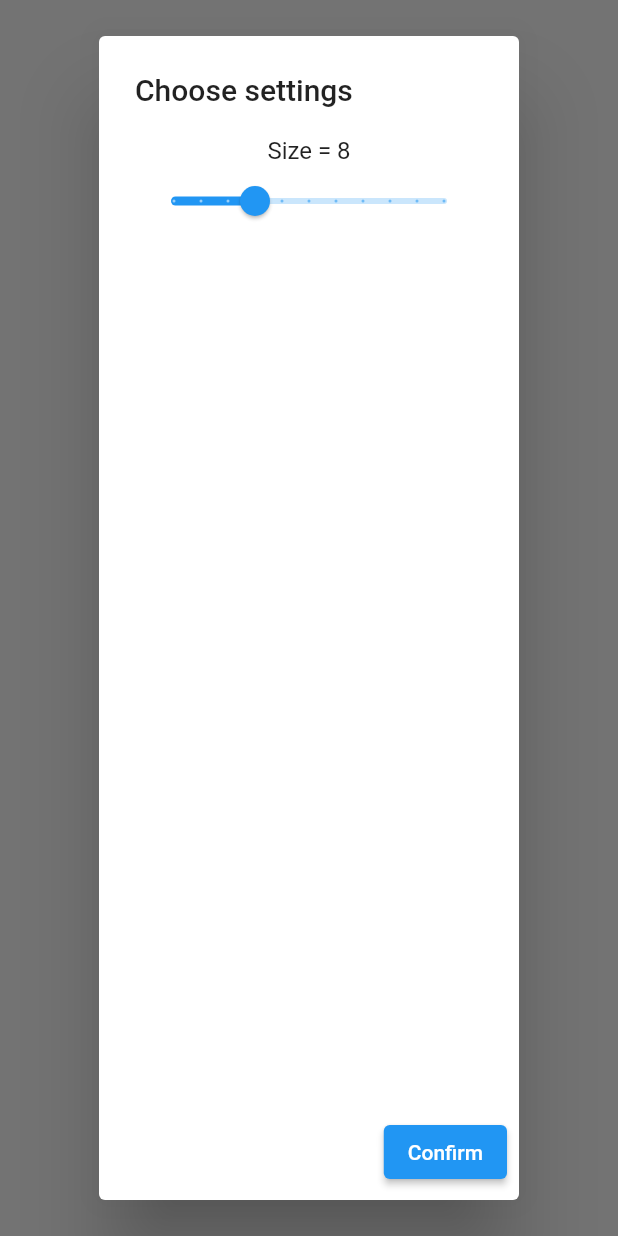
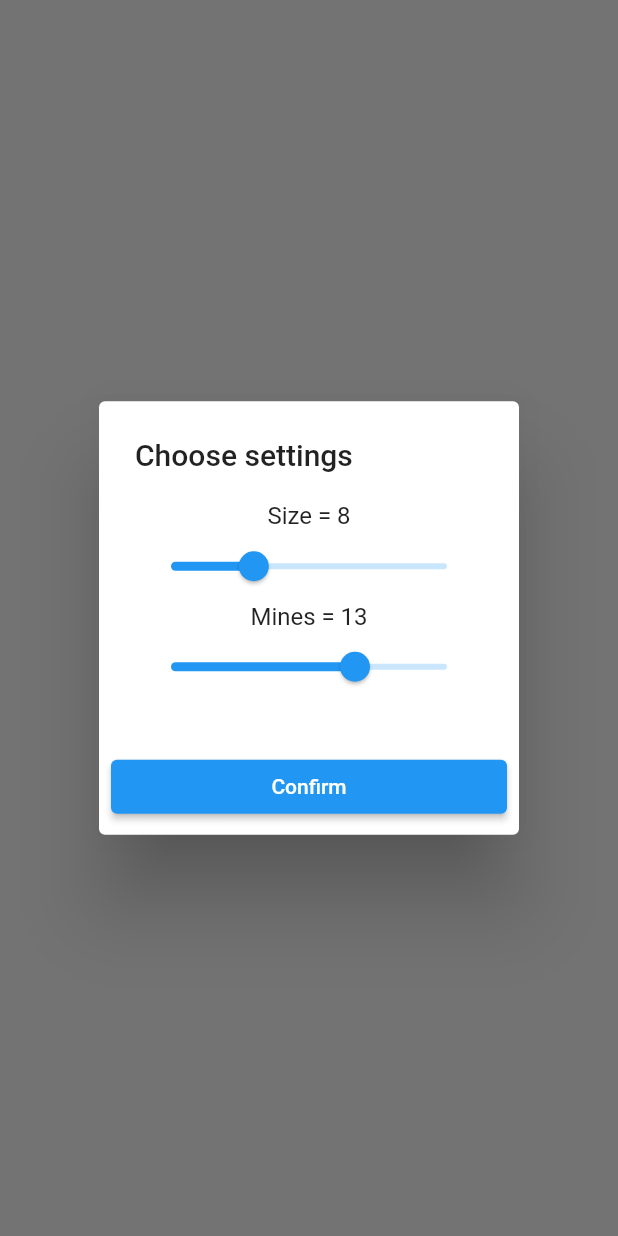
Before and after one commit to dondavide04/mines, a Flutter app: the screen it shows after launch, after a tap on "Start", on a phone screen of 412 x 824 dp. Run offline on Flutter 3.47's test engine with Material 2 defaults, Android fonts, the phone set to English and light mode, and no system bars.

Commit message:
add settings chose

```diff
--- a/lib/main.dart
+++ b/lib/main.dart
@@ -1,6 +1,5 @@
 import 'package:flutter/material.dart';
 import 'package:mines/routes.dart';
-import 'package:mines/routes/game/game.dart';
 import 'package:mines/routes/home/home.dart';
 
 void main() {
@@ -17,7 +16,6 @@ class App extends StatelessWidget {
       initialRoute: '/',
       routes: {
         Routes.home: (_) => const Home(),
-        Routes.game: (_) => const Game(),
       },
     );
   }
--- a/lib/routes.dart
+++ b/lib/routes.dart
@@ -1,4 +1,3 @@
 abstract class Routes {
   static const home = '/';
-  static const game = '/game';
 }
--- a/lib/routes/home/home.dart
+++ b/lib/routes/home/home.dart
@@ -1,5 +1,5 @@
 import 'package:flutter/material.dart';
-import 'package:mines/routes.dart';
+import 'package:mines/routes/game/game.dart';
 import 'package:mines/routes/home/widgets/settingsDialog.dart';
 
 class Home extends StatelessWidget {
@@ -17,8 +17,15 @@ class Home extends StatelessWidget {
                     barrierDismissible: false,
                     context: context,
                     builder: (context) => const SettingsDialog())
-              .then((value) => print(value)),
+                .then((value) => Navigator.push(
+                      context,
+                      MaterialPageRoute(
+                        builder: (_) => Game(
+                          gameSize: (value as Settings).size,
+                          totalMines: value.mines,
                         ),
+                      ),
+                    ))),
       ),
     );
   }
--- a/lib/routes/home/widgets/settingsDialog.dart
+++ b/lib/routes/home/widgets/settingsDialog.dart
@@ -5,15 +5,6 @@ class Settings {
   final int mines;
 
   Settings(this.size, this.mines);
-  Settings.easy()
-      : size = 8,
-        mines = 6;
-  Settings.medium()
-      : size = 8,
-        mines = 13;
-  Settings.hard()
-      : size = 8,
-        mines = 20;
 }
 
 enum Difficulties { easy, medium, hard }
@@ -28,29 +19,47 @@ class SettingsDialog extends StatefulWidget {
 class _SettingsDialogState extends State<SettingsDialog> {
   int size = 8;
   int mines = 13;
+  get maxMines => (size * size * 30 / 100).round();
 
   @override
-  Widget build(BuildContext context) => AlertDialog(
+  Widget build(BuildContext context) {
+    return AlertDialog(
         title: const Text('Choose settings'),
         content: Column(
+          mainAxisSize: MainAxisSize.min,
           children: [
             Text('Size = $size'),
             Slider(
               value: size.toDouble(),
               onChanged: (size) => setState(() {
                 this.size = size.toInt();
+                if (mines > maxMines) {
+                  (mines = maxMines);
+                }
               }),
               min: 5,
               max: 15,
-                divisions: 10,
+            ),
+            Text('Mines = $mines'),
+            Slider(
+              value: mines.toDouble(),
+              onChanged: (mines) => setState(() {
+                this.mines = mines.toInt();
+              }),
+              min: 1,
+              max: maxMines.toDouble(),
             )
           ],
         ),
         actions: [
-            ElevatedButton(
+          SizedBox(
+            width: double.infinity,
+            child: ElevatedButton(
                 onPressed: () {
-                  Navigator.pop(context, '');
+                  Navigator.pop(context, Settings(size, mines));
                 },
-                child: const Text('Confirm'))
+                child: const Text('Confirm')),
+          )
         ]);
   }
+}
```
Also changed, not shown: lib/routes/game/game.dart (+11 -10 lines). Lines whose indentation alone changed are shown as unchanged.
